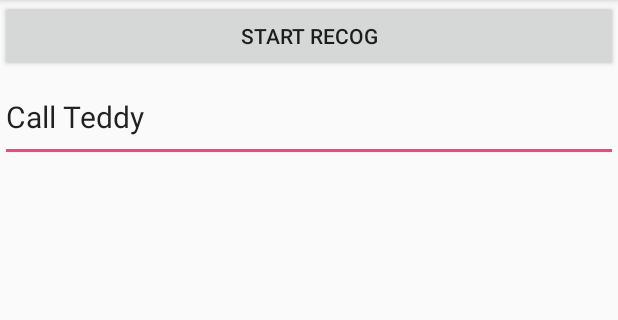
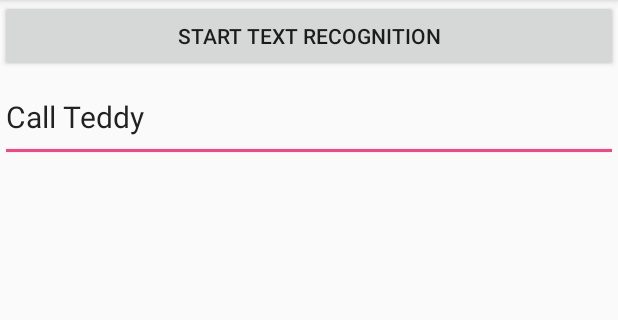
Before and after one commit to mightyvoice/NLU-SDK-Test, an Android app: the NLUCloudTextActivity screen opened directly, with no data from a screen before it, on a phone screen of 412 x 824 dp, the part 84-404 px from its top. Run offline under Robolectric (Android 15) with nearby library versions, the phone set to English and light mode, and no system bars.

Commit message:
change the name of the NLU activity

```diff
--- a/app/src/main/AndroidManifest.xml
+++ b/app/src/main/AndroidManifest.xml
@@ -32,7 +32,7 @@
             </intent-filter>
         </activity>
         <activity android:name=".CloudASRActivity" />
-        <activity android:name=".NLUCloudASRActivity" />
+        <activity android:name=".NLUCloudTextActivity" />
         <activity android:name=".TTSCloudActivity" />
         <activity android:name=".upload.DataUploadActivity" />
         <activity android:name=".upload.BaseCloudActivity" />
--- a/app/src/main/java/com/example/lj/asrttstest/MainActivity.java
+++ b/app/src/main/java/com/example/lj/asrttstest/MainActivity.java
@@ -6,7 +6,6 @@ import android.content.Context;
 import android.content.Intent;
 import android.database.Cursor;
 import android.provider.ContactsContract;
-import android.support.v7.app.AppCompatActivity;
 import android.os.Bundle;
 import android.telephony.TelephonyManager;
 import android.view.View;
@@ -24,7 +23,6 @@ import org.json.JSONObject;
 import java.util.ArrayList;
 import java.util.Hashtable;
 import java.util.Set;
-import java.util.UUID;
 
 public class MainActivity extends Activity {
 
@@ -52,7 +50,7 @@ public class MainActivity extends Activity {
             @Override
             public void onClick(View v)
             {
-                Intent localIntent = new Intent(MainActivity.this, NLUCloudASRActivity.class);
+                Intent localIntent = new Intent(MainActivity.this, NLUCloudTextActivity.class);
                 MainActivity.this.startActivity(localIntent);
             }
         });
--- a/app/src/main/java/com/example/lj/asrttstest/text/dialog/TextMessageDomain.java
+++ b/app/src/main/java/com/example/lj/asrttstest/text/dialog/TextMessageDomain.java
@@ -10,6 +10,8 @@ import org.json.JSONArray;
  * Created by lj on 16/7/13.
  */
 public class TextMessageDomain extends DomainProc {
+
+    public String phoneNumber = "";
 
     public TextMessageDomain(Context _context, JSONArray _actionArray, String _ttsText) {
         super(_context, _actionArray, _ttsText);
--- a/app/src/main/res/layout/activity_nlu_cloud_asr.xml
+++ b/app/src/main/res/layout/activity_nlu_cloud_text.xml
@@ -7,7 +7,7 @@
     >
     <Button
         android:id="@+id/startTextRecognitionButton"
-        android:text="@string/Start_Recognition"
+        android:text="Start Text Recognition"
         android:layout_width="fill_parent"
         android:layout_height="wrap_content" />
 
```
Also changed, not shown: app/src/main/java/com/example/lj/asrttstest/NLUCloudTextActivity.java (renamed from app/src/main/java/com/example/lj/asrttstest/NLUCloudASRActivity.java, +26 -31 lines).
